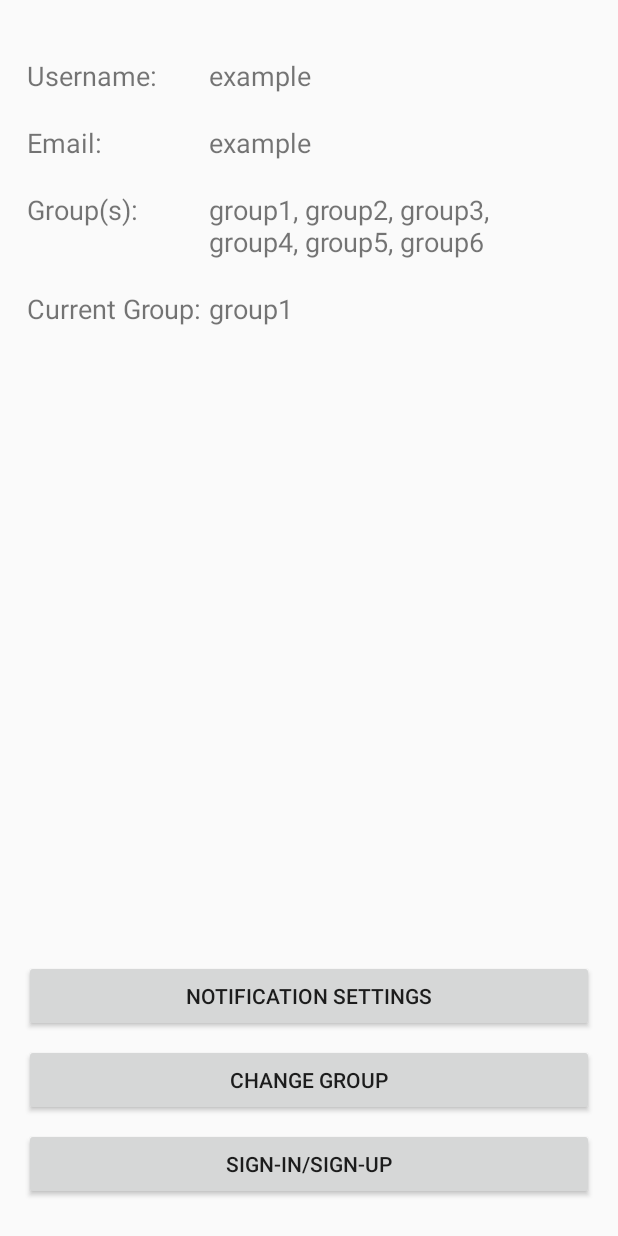
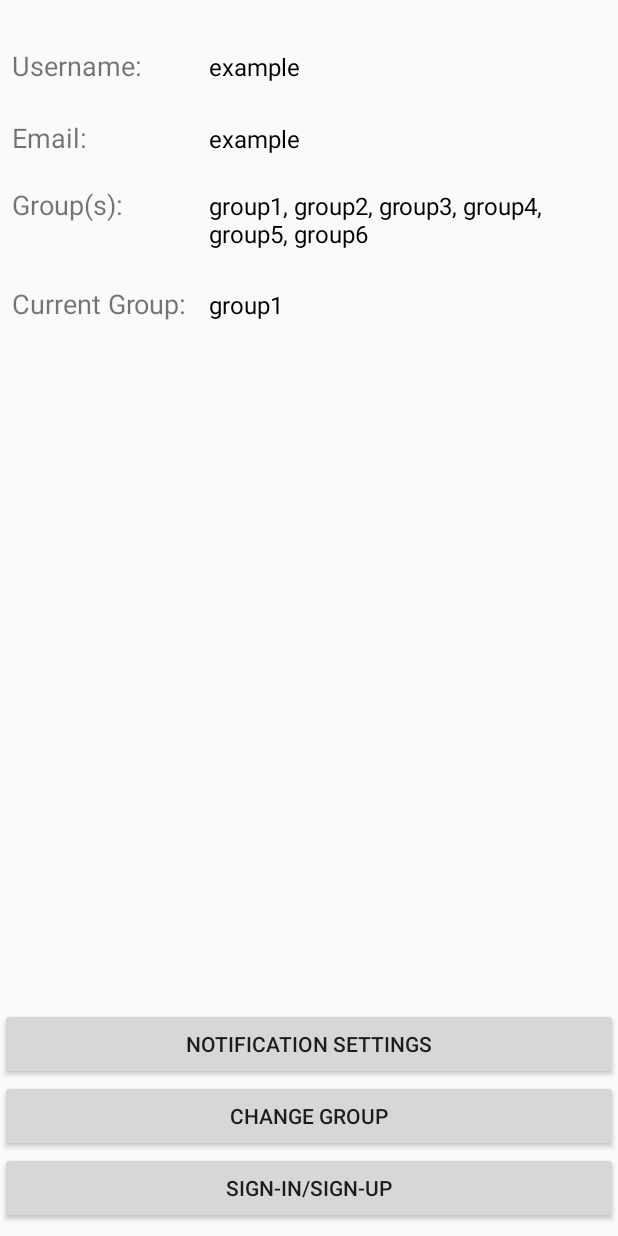
Before and after one commit to jongreene/group-loop, an Android app: the layout fragment_user_account_preferences.xml on its own in the app's theme, with its tools: preview values and no code run, on a phone screen of 412 x 824 dp. Run offline under Robolectric (Android 15) with nearby library versions, the phone set to English and light mode, and no system bars.

Commit message:
Fixed account preferences xml design

```diff
--- a/app/src/main/res/layout/fragment_user_account_preferences.xml
+++ b/app/src/main/res/layout/fragment_user_account_preferences.xml
@@ -26,7 +26,6 @@
                 android:layout_height="0dp"
                 android:layout_marginBottom="8dp"
                 android:layout_marginTop="8dp"
-                android:padding="10dp"
                 android:columnCount="2"
                 android:orientation="horizontal"
                 android:rowCount="4"
@@ -39,6 +38,7 @@
                     android:id="@+id/textView26"
                     android:layout_width="wrap_content"
                     android:layout_height="wrap_content"
+                    android:paddingRight="10dp"
                     android:paddingTop="20dp"
                     android:text="Username: "
                     android:textSize="18dp" />
@@ -49,6 +49,7 @@
                     android:layout_height="wrap_content"
                     android:layout_column="0"
                     android:layout_row="3"
+                    android:paddingRight="10dp"
                     android:paddingTop="20dp"
                     android:text="Current Group: "
                     android:textSize="18dp" />
@@ -59,6 +60,7 @@
                     android:layout_height="wrap_content"
                     android:layout_column="0"
                     android:layout_row="2"
+                    android:paddingRight="10dp"
                     android:paddingTop="20dp"
                     android:text="Group(s): "
                     android:textSize="18dp" />
@@ -69,6 +71,7 @@
                     android:layout_height="wrap_content"
                     android:layout_column="0"
                     android:layout_row="1"
+                    android:paddingRight="10dp"
                     android:paddingTop="20dp"
                     android:text="Email: "
                     android:textSize="18dp" />
@@ -79,9 +82,10 @@
                     android:layout_height="wrap_content"
                     android:layout_column="1"
                     android:layout_row="0"
-                    android:paddingTop="20dp"
+                    android:paddingTop="25dp"
                     android:text="example"
-                    android:textSize="18dp" />
+                    android:textColor="@android:color/black"
+                    android:textSize="16dp" />
 
                 <TextView
                     android:id="@+id/pref_email"
@@ -89,9 +93,10 @@
                     android:layout_height="wrap_content"
                     android:layout_column="1"
                     android:layout_row="1"
-                    android:paddingTop="20dp"
+                    android:paddingTop="25dp"
                     android:text="example"
-                    android:textSize="18dp" />
+                    android:textColor="@android:color/black"
+                    android:textSize="16dp" />
 
                 <TextView
                     android:id="@+id/pref_group_list"
@@ -99,9 +104,10 @@
                     android:layout_height="wrap_content"
                     android:layout_column="1"
                     android:layout_row="2"
-                    android:paddingTop="20dp"
+                    android:paddingTop="12.5dp"
                     android:text="group1, group2, group3, group4, group5, group6"
-                    android:textSize="18dp" />
+                    android:textColor="@android:color/black"
+                    android:textSize="16dp" />
 
                 <TextView
                     android:id="@+id/pref_active_group"
@@ -109,18 +115,16 @@
                     android:layout_height="wrap_content"
                     android:layout_column="1"
                     android:layout_row="3"
-                    android:paddingTop="20dp"
+                    android:paddingTop="25dp"
                     android:text="group1"
-                    android:textSize="18dp" />
+                    android:textColor="@android:color/black"
+                    android:textSize="16dp" />
             </GridLayout>
         </android.support.constraint.ConstraintLayout>
 
         <android.support.constraint.ConstraintLayout
             android:layout_width="0dp"
             android:layout_height="wrap_content"
-            android:layout_marginBottom="8dp"
-            android:layout_marginEnd="8dp"
-            android:layout_marginStart="8dp"
             app:layout_constraintBottom_toBottomOf="parent"
             app:layout_constraintEnd_toEndOf="parent"
             app:layout_constraintStart_toStartOf="parent">
@@ -129,9 +133,6 @@
                 android:id="@+id/pref_verify_email_button"
                 android:layout_width="0dp"
                 android:layout_height="wrap_content"
-                android:layout_marginBottom="8dp"
-                android:layout_marginEnd="8dp"
-                android:layout_marginStart="8dp"
                 android:text="@string/button_verify_email"
                 android:visibility="gone"
                 app:layout_constraintBottom_toTopOf="@+id/pref_notification_settings_button"
@@ -142,9 +143,6 @@
                 android:id="@+id/pref_change_add_group_button"
                 android:layout_width="0dp"
                 android:layout_height="wrap_content"
-                android:layout_marginBottom="8dp"
-                android:layout_marginEnd="8dp"
-                android:layout_marginStart="8dp"
                 android:text="@string/button_change_group"
                 android:visibility="visible"
                 app:layout_constraintBottom_toTopOf="@+id/pref_login_button"
@@ -155,9 +153,6 @@
                 android:id="@+id/pref_notification_settings_button"
                 android:layout_width="0dp"
                 android:layout_height="wrap_content"
-                android:layout_marginBottom="8dp"
-                android:layout_marginEnd="8dp"
-                android:layout_marginStart="8dp"
                 android:text="@string/button_notification_settings"
                 android:visibility="visible"
                 app:layout_constraintBottom_toTopOf="@+id/pref_change_add_group_button"
@@ -168,9 +163,7 @@
                 android:id="@+id/pref_login_button"
                 android:layout_width="0dp"
                 android:layout_height="wrap_content"
-                android:layout_marginBottom="16dp"
-                android:layout_marginEnd="8dp"
-                android:layout_marginStart="8dp"
+                android:layout_marginBottom="8dp"
                 android:text="@string/button_login_logout_logged_out"
                 android:visibility="visible"
                 app:layout_constraintBottom_toBottomOf="parent"
--- a/app/src/main/res/values/colors.xml
+++ b/app/src/main/res/values/colors.xml
@@ -7,5 +7,6 @@
     <color name="grey_100">#F5F5F5</color>
     <color name="grey_300">#E0E0E0</color>
     <color name="white">#FFFFFF</color>
+    <color name="black">#000000</color>
 
 </resources>
```
Also changed, not shown: 3 other files.
